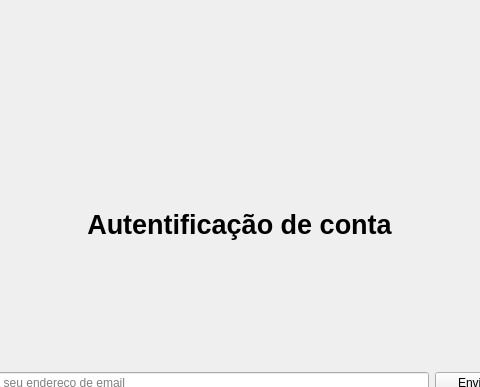
This is Cliente/ui/autentificacao2.ui in Liedsonfsa/Route-Run as Qt 5 draws it before an edit; both pictures show x 188 to 668 and y 0 to 387 of the 800 by 600 pixel window. The edited form follows.
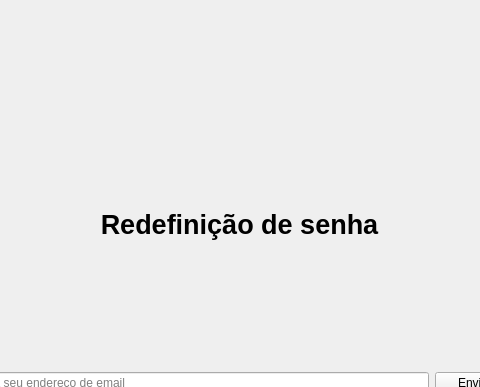
This is the edited form.

The edit to the form file:
```diff
--- a/Cliente/ui/autentificacao2.ui
+++ b/Cliente/ui/autentificacao2.ui
@@ -43,7 +43,7 @@
         <enum>QFrame::NoFrame</enum>
        </property>
        <property name="text">
-        <string>Autentificação de conta</string>
+        <string>Redefinição de senha</string>
        </property>
        <property name="alignment">
         <set>Qt::AlignCenter</set>
```
